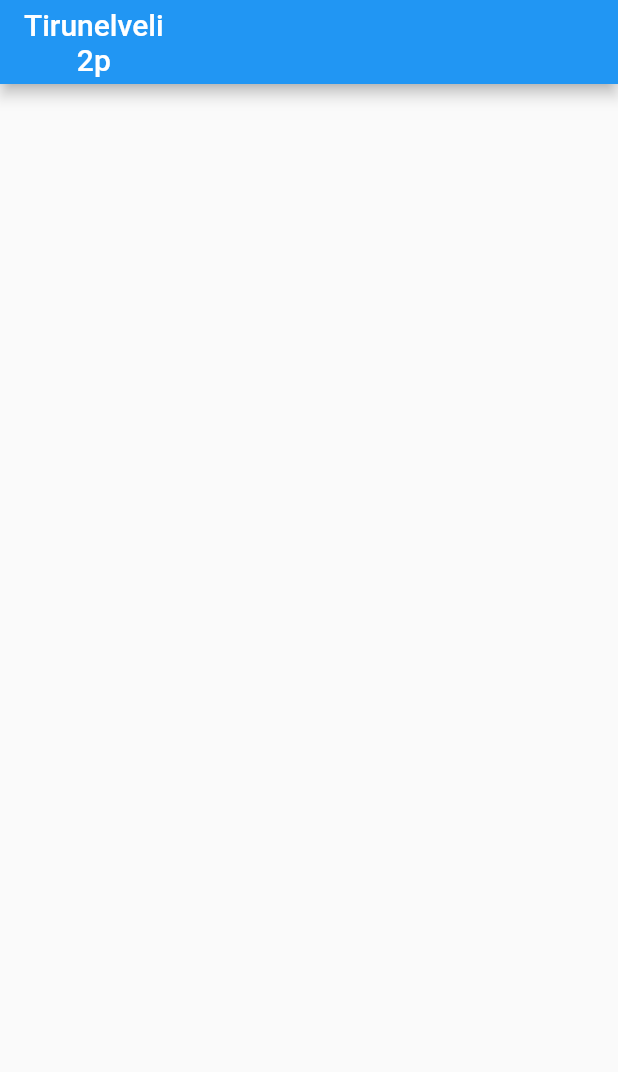
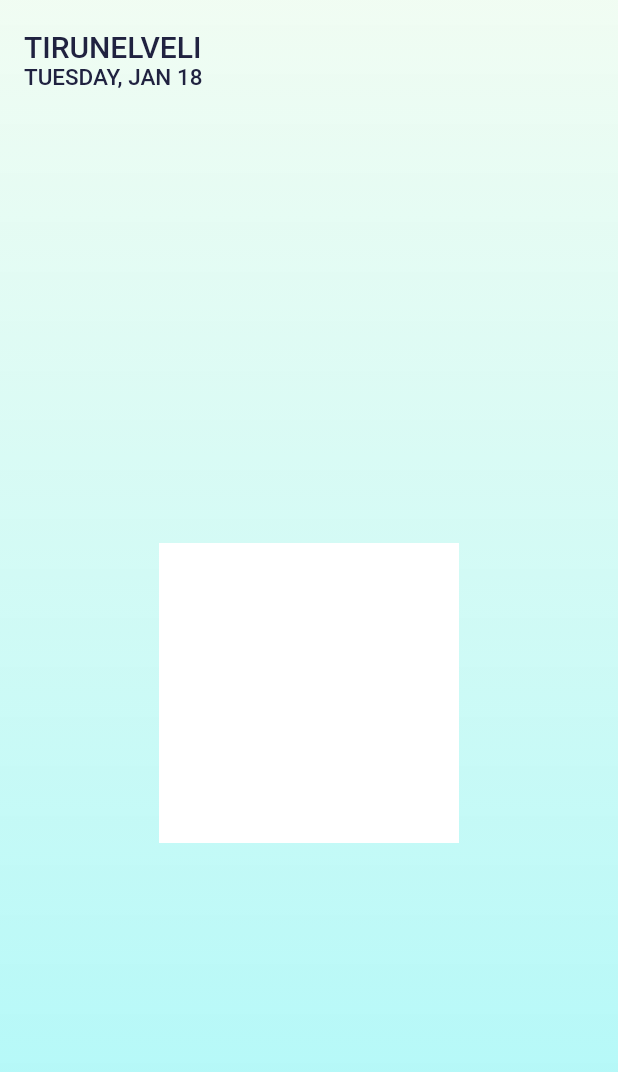
Before and after one commit to esakkye/Weather, a Flutter app: the screen it shows after launch, on a phone screen of 412 x 824 dp. Shown: the top 1072 px of the screen. Run offline on Flutter 3.47's test engine with Material 2 defaults, Android fonts, the phone set to English and light mode, and no system bars.

Commit message:
ui changes

```diff
--- /dev/null
+++ b/lib/constant.dart
@@ -0,0 +1,7 @@
+import 'package:flutter/material.dart';
+
+const appBgColorTop = Color.fromRGBO(239, 252, 241, 0.9);
+const appBgColorBottom = Color.fromRGBO(172, 248, 249, 1);
+// const appBgColorBottom = Color.fromRGBO(180, 229, 252, 1);
+const appFontColor = Color.fromRGBO(32, 34, 64, 1);
+const appFontSize = 20.0;
--- a/lib/main.dart
+++ b/lib/main.dart
@@ -12,7 +12,8 @@ class MyApp extends StatelessWidget {
   @override
   Widget build(BuildContext context) {
     return MaterialApp(
-      title: 'Flutter Demo',
+      title: 'Weather',
+      debugShowCheckedModeBanner: false,
       theme: ThemeData(
         primarySwatch: Colors.blue,
       ),
--- a/lib/models/location.dart
+++ b/lib/models/location.dart
@@ -6,4 +6,4 @@ class Location {
   Location(this.id, this.locationName, this.locationTime);
 }
 
-List<Location> locations = [Location(1, 'Tirunelveli', '2p')];
+List<Location> locations = [Location(1, 'Tirunelveli', 'Tuesday, Jan 18')];
--- a/lib/screens/home/index.dart
+++ b/lib/screens/home/index.dart
@@ -1,4 +1,5 @@
 import 'package:flutter/material.dart';
+import 'package:weather/constant.dart';
 import 'components/appbar.dart';
 
 class HomeScreenIndex extends StatefulWidget {
@@ -11,8 +12,22 @@ class HomeScreenIndex extends StatefulWidget {
 class _HomeScreenIndexState extends State<HomeScreenIndex> {
   @override
   Widget build(BuildContext context) {
-    return const Scaffold(
-      appBar: AppBarLocation(),
+    return Container(
+      decoration: const BoxDecoration(
+          gradient: LinearGradient(
+              begin: Alignment.topCenter,
+              end: Alignment.bottomCenter,
+              colors: [appBgColorTop, appBgColorBottom])),
+      child: Scaffold(
+          appBar: const AppBarLocation(),
+          backgroundColor: Colors.transparent,
+          body: Center(
+            child: Container(
+              width: 200,
+              height: 200,
+              color: Colors.white,
+            ),
+          )),
     );
   }
 }
--- a/lib/widgets/appbar_widget.dart
+++ b/lib/widgets/appbar_widget.dart
@@ -1,4 +1,5 @@
 import 'package:flutter/material.dart';
+import 'package:weather/constant.dart';
 
 class AppbarWidget extends StatefulWidget {
   final int itemIndex;
@@ -22,6 +23,9 @@ class _AppbarWidgetState extends State<AppbarWidget> {
     return AppBar(
       title: AppContext(
           location: widget.location, locationTime: widget.locationTime),
+      toolbarHeight: 80,
+      backgroundColor: Colors.transparent,
+      elevation: 0,
     );
   }
 }
@@ -36,7 +40,18 @@ class AppContext extends StatelessWidget {
   @override
   Widget build(BuildContext context) {
     return Column(
-      children: [Text(location), Text(locationTime)],
+      crossAxisAlignment: CrossAxisAlignment.start,
+      children: [
+        Text(
+          location.toUpperCase(),
+          style: const TextStyle(color: appFontColor, fontSize: appFontSize),
+        ),
+        Text(
+          locationTime.toUpperCase(),
+          style: const TextStyle(
+              color: appFontColor, fontSize: appFontSize * 0.75),
+        )
+      ],
     );
   }
 }
```
Also changed, not shown: pubspec.yaml (+2 -55 lines), lib/assets/Sunny.png (added).
